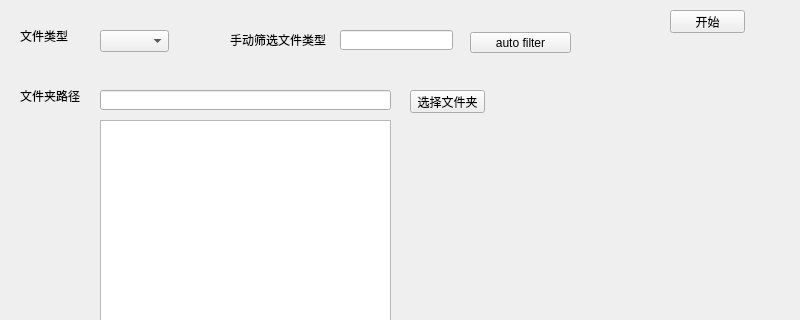
This is acculate_line/mainwindow.ui in hsl18366110807/study as Qt 5 draws it before an edit; both pictures show x 0 to 800 and y 0 to 320 of the 800 by 600 pixel window. The edited form follows.
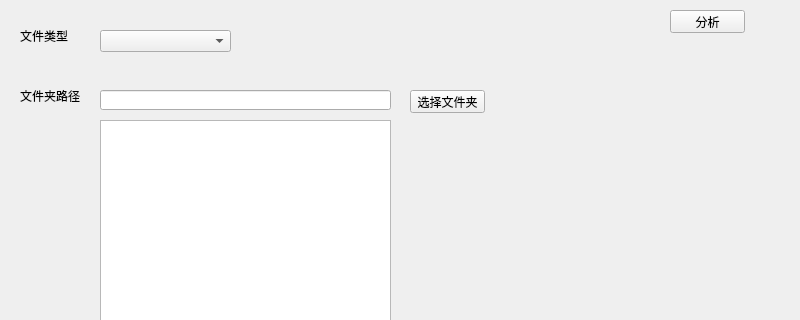
This is the edited form.

Commit message: 工具2.0

What changed in the file:
```diff
--- a/acculate_line/mainwindow.ui
+++ b/acculate_line/mainwindow.ui
@@ -31,7 +31,7 @@
      <rect>
       <x>100</x>
       <y>30</y>
-      <width>69</width>
+      <width>131</width>
       <height>22</height>
      </rect>
     </property>
@@ -105,7 +105,7 @@
      </rect>
     </property>
     <property name="text">
-     <string>开始</string>
+     <string>分析</string>
     </property>
    </widget>
    <widget class="QTextEdit" name="m_textEdit_files">
@@ -154,42 +154,6 @@
      <string>选择文件夹</string>
     </property>
    </widget>
-   <widget class="QLabel" name="label_5">
-    <property name="geometry">
-     <rect>
-      <x>230</x>
-      <y>30</y>
-      <width>101</width>
-      <height>20</height>
-     </rect>
-    </property>
-    <property name="text">
-     <string>手动筛选文件类型</string>
-    </property>
-   </widget>
-   <widget class="QLineEdit" name="m_text_input_type">
-    <property name="geometry">
-     <rect>
-      <x>340</x>
-      <y>30</y>
-      <width>113</width>
-      <height>20</height>
-     </rect>
-    </property>
-   </widget>
-   <widget class="QPushButton" name="m_button_manul_filter">
-    <property name="geometry">
-     <rect>
-      <x>470</x>
-      <y>32</y>
-      <width>101</width>
-      <height>21</height>
-     </rect>
-    </property>
-    <property name="text">
-     <string>auto filter</string>
-    </property>
-   </widget>
   </widget>
   <widget class="QStatusBar" name="statusbar"/>
   <widget class="QMenuBar" name="menubar">
```
Left out of the diff: 2 changed lines with no effect on the pictures. The commit also changes 2 other files.
